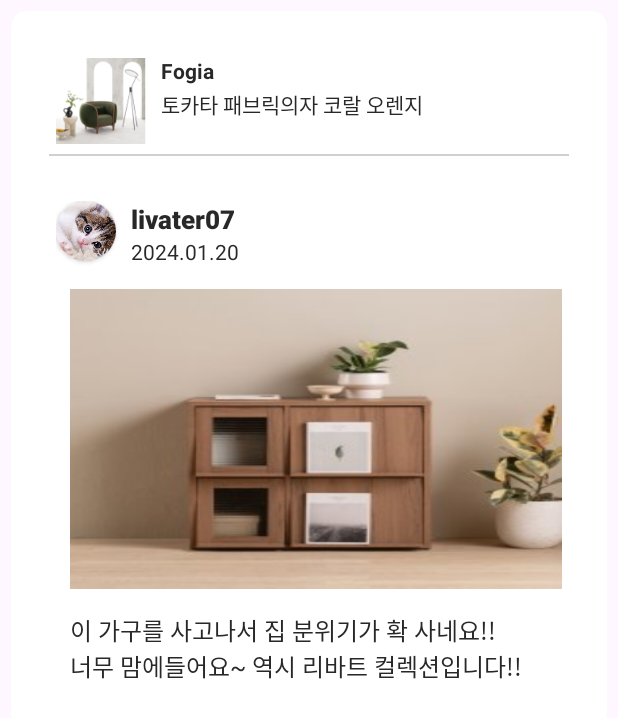
After one commit to livarter/android, an Android app: the layout item_myreview.xml on its own in the app's theme, with its tools: preview values and no code run, on a phone screen of 412 x 824 dp. The commit adds this screen. Shown: the top 718 px of the screen. Run offline under Robolectric (Android 15) with nearby library versions, the phone set to English and light mode, and no system bars; network calls fail.

Commit message:
feature: 나의 리뷰 조회

```diff
--- a/app/src/main/java/net/developia/livartc/retrofit/INetworkService.kt
+++ b/app/src/main/java/net/developia/livartc/retrofit/INetworkService.kt
@@ -3,6 +3,7 @@ package net.developia.livartc.retrofit
 import com.hyundai.loginapptest.domain.LoginReqDto
 import com.hyundai.loginapptest.domain.LoginResDto
 import com.hyundai.loginapptest.domain.MemberResDto
+import net.developia.livartc.model.MyReply
 import net.developia.livartc.model.Product
 import net.developia.livartc.model.PurchaseHistory
 import net.developia.livartc.model.PurchaseReqDto
@@ -119,4 +120,7 @@ interface INetworkService {
         @Query("replyComment") replyComment: String,
         @Query("replyImg") replyImg: String?
     ): Call<ResponseBody>
+
+    @GET("api/v1/reply/user")
+    fun getMyReview(@Header("Authorization") Authorization: String): Call<List<MyReply>>
 }
--- /dev/null
+++ b/app/src/main/res/layout/item_myreview.xml
@@ -0,0 +1,158 @@
+<?xml version="1.0" encoding="utf-8"?>
+<androidx.constraintlayout.widget.ConstraintLayout
+    xmlns:android="http://schemas.android.com/apk/res/android"
+    xmlns:tools="http://schemas.android.com/tools"
+    android:layout_width="match_parent"
+    android:layout_height="wrap_content"
+    xmlns:app="http://schemas.android.com/apk/res-auto">
+    <!--
+     LIVARTC
+     Created by 변형준
+     Date: 1/19/24
+     작업내용: 리사이클러뷰 아이템 구현
+      -->
+
+    <androidx.cardview.widget.CardView
+        android:id="@+id/cardView2"
+        android:layout_width="match_parent"
+        android:layout_height="wrap_content"
+        app:cardCornerRadius="10dp"
+        app:contentPadding="10dp"
+        app:layout_constraintTop_toTopOf="parent"
+        android:layout_margin="7dp">
+        <LinearLayout
+            android:layout_width="match_parent"
+            android:layout_height="wrap_content"
+            android:orientation="vertical">
+        <androidx.constraintlayout.widget.ConstraintLayout
+            android:id="@+id/product_layout"
+            android:layout_width="match_parent"
+            android:layout_height="wrap_content"
+            android:background="@drawable/click_effect"
+            android:clickable="true"
+            android:focusable="true"
+            android:padding="10dp">
+
+            <ImageView
+                android:id="@+id/product_img"
+                android:layout_width="60dp"
+                android:layout_height="60dp"
+                android:layout_marginLeft="10dp"
+                android:layout_marginTop="10dp"
+                android:src="@drawable/product_sample"
+                app:layout_constraintStart_toStartOf="parent"
+                app:layout_constraintTop_toTopOf="parent" />
+
+            <TextView
+                android:id="@+id/product_brand"
+                android:layout_width="wrap_content"
+                android:layout_height="wrap_content"
+                android:layout_marginLeft="10dp"
+                android:text="Fogia"
+                android:textStyle="bold"
+                app:layout_constraintStart_toEndOf="@+id/product_img"
+                app:layout_constraintTop_toTopOf="@+id/product_img" />
+
+            <TextView
+                android:id="@+id/product_name"
+                android:layout_width="wrap_content"
+                android:layout_height="wrap_content"
+                android:layout_marginLeft="10dp"
+                android:layout_marginTop="2dp"
+                android:text="토카타 패브릭의자 코랄 오렌지"
+                app:layout_constraintStart_toEndOf="@+id/product_img"
+                app:layout_constraintTop_toBottomOf="@+id/product_brand" />
+
+
+            <View
+                android:id="@+id/product_btm"
+                android:layout_width="match_parent"
+                android:layout_height="1dp"
+                android:layout_marginLeft="5dp"
+                android:layout_marginTop="5dp"
+                android:layout_marginRight="5dp"
+                android:background="@color/light_grey"
+                app:layout_constraintTop_toBottomOf="@+id/product_img" />
+
+
+
+        </androidx.constraintlayout.widget.ConstraintLayout>
+            <LinearLayout xmlns:android="http://schemas.android.com/apk/res/android"
+                xmlns:app="http://schemas.android.com/apk/res-auto"
+                xmlns:tools="http://schemas.android.com/tools"
+                android:orientation="vertical"
+                android:padding="20dp"
+                android:background="@drawable/click_effect"
+                android:clickable="true"
+                android:focusable="true"
+                android:layout_width="match_parent"
+                android:layout_height="wrap_content">
+                <androidx.constraintlayout.widget.ConstraintLayout
+                    android:layout_width="match_parent"
+                    android:layout_height="wrap_content">
+
+                    <androidx.cardview.widget.CardView
+                        android:id="@+id/profile_card"
+                        android:layout_width="wrap_content"
+                        android:layout_height="wrap_content"
+                        android:layout_gravity="center"
+                        app:cardCornerRadius="20dp"
+                        app:layout_constraintStart_toStartOf="parent"
+                        app:layout_constraintTop_toTopOf="parent">
+
+                        <ImageView
+                            android:id="@+id/profile_image"
+                            android:layout_width="40dp"
+                            android:layout_height="40dp"
+                            android:layout_gravity="center"
+                            android:scaleType="centerCrop"
+                            android:src="@drawable/cat" />
+                    </androidx.cardview.widget.CardView>
+
+                    <TextView
+                        android:id="@+id/profile_nickname"
+                        android:layout_width="wrap_content"
+                        android:layout_height="wrap_content"
+                        android:layout_marginLeft="10dp"
+                        android:fontFamily="sans-serif-black"
+                        android:text="livater07"
+                        android:textSize="17sp"
+                        app:layout_constraintStart_toEndOf="@id/profile_card"
+                        app:layout_constraintTop_toTopOf="@id/profile_card" />
+
+                    <TextView
+                        android:id="@+id/reply_date"
+                        android:layout_width="wrap_content"
+                        android:layout_height="wrap_content"
+                        android:text="2024.01.20"
+                        android:textSize="14sp"
+                        app:layout_constraintStart_toStartOf="@+id/profile_nickname"
+                        app:layout_constraintTop_toBottomOf="@+id/profile_nickname" />
+                </androidx.constraintlayout.widget.ConstraintLayout>
+
+                <ImageView
+                    android:id="@+id/reply_image"
+                    android:layout_width="match_parent"
+                    android:layout_height="200dp"
+                    android:scaleType="fitXY"
+                    android:layout_marginTop="15dp"
+                    android:layout_marginLeft="9dp"
+                    android:src="@drawable/best_sample"
+
+                    />
+                <TextView
+                    android:id="@+id/reply_content"
+                    android:layout_width="match_parent"
+                    android:layout_height="wrap_content"
+                    android:layout_marginTop="15dp"
+                    android:layout_marginLeft="9dp"
+                    android:textSize="16sp"
+                    android:text="이 가구를 사고나서 집 분위기가 확 사네요!!\n너무 맘에들어요~ 역시 리바트 컬렉션입니다!!"
+                    />
+
+            </LinearLayout>
+        </LinearLayout>
+    </androidx.cardview.widget.CardView>
+
+
+</androidx.constraintlayout.widget.ConstraintLayout>
```
Also changed, not shown: app/src/main/java/net/developia/livartc/adapter/MyReplyAdapter.kt (added, +61 -0 lines), app/src/main/java/net/developia/livartc/model/MyReply.kt (added, +61 -0 lines), app/src/main/java/net/developia/livartc/mypage/membership/MyReviewActivity.kt (+56 -1 lines), app/src/main/res/layout/activity_my_review.xml (+67 -0 lines).
